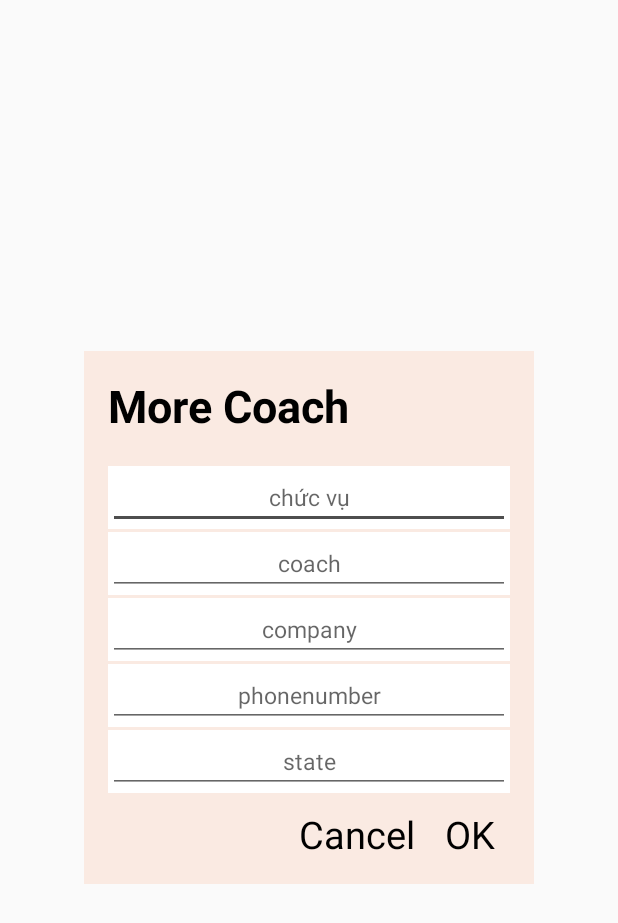
After one commit to Manh-Nq/Beginner-AttendenManager, an Android app: the layout dialog_more_coach.xml on its own in the app's theme, with its tools: preview values and no code run, on a phone screen of 412 x 824 dp. The commit adds this screen. Shown: the top 923 px of the screen. Run offline under Robolectric (Android 15) with nearby library versions, the phone set to English and light mode, and no system bars.

Commit message:
21/7: final

```diff
--- /dev/null
+++ b/app/src/main/java/com/techja/myapplication/callback/OnM005MoreCoachCallbackToView.java
@@ -0,0 +1,5 @@
+package com.techja.myapplication.callback;
+
+public interface OnM005MoreCoachCallbackToView extends OnCallBackToView {
+    void showProgressBar(boolean b);
+}
--- a/app/src/main/java/com/techja/myapplication/view/dialog/M005dialogEditTimeTable.java
+++ b/app/src/main/java/com/techja/myapplication/view/dialog/M005dialogEditTimeTable.java
@@ -56,7 +56,6 @@ public class M005dialogEditTimeTable extends BaseDialog<M005DialogEditTimeTableP
                 break;
             case R.id.tv_ok_edit_change_tb005:
                 saveToServer();
-
                 break;
 
         }
--- /dev/null
+++ b/app/src/main/java/com/techja/myapplication/view/event/OnM005MoreCoachCallBackToParent.java
@@ -0,0 +1,4 @@
+package com.techja.myapplication.view.event;
+
+public interface OnM005MoreCoachCallBackToParent extends OnActionCallBack {
+}
--- a/app/src/main/java/com/techja/myapplication/view/fragment/M007ListStudentFrg.java
+++ b/app/src/main/java/com/techja/myapplication/view/fragment/M007ListStudentFrg.java
@@ -95,7 +95,7 @@ public class M007ListStudentFrg extends BaseFragment<M007ListStudentPresenter, O
 
     @Override
     public void callPhoneForStudent(String phone) {
-        if (phone.equals("") || phone == null) return;
+        if (phone.isEmpty()|| phone == null) return;
         Intent intent = new Intent();
         intent.setAction(Intent.ACTION_CALL);
         intent.setData(Uri.parse("tel:" + phone));
--- /dev/null
+++ b/app/src/main/res/layout/dialog_more_coach.xml
@@ -0,0 +1,170 @@
+<?xml version="1.0" encoding="utf-8"?>
+<RelativeLayout xmlns:android="http://schemas.android.com/apk/res/android"
+    android:layout_width="match_parent"
+    android:layout_height="match_parent"
+    android:orientation="vertical">
+
+
+    <ProgressBar
+        android:id="@+id/progress_bar_morecoach"
+        android:layout_width="80dp"
+        android:layout_height="80dp"
+        android:layout_centerInParent="true"
+        android:backgroundTint="@color/colorblue"
+        android:visibility="gone" />
+
+    <LinearLayout
+        android:id="@+id/ln_frg_dialog_coach"
+        android:layout_width="300dp"
+        android:layout_height="wrap_content"
+        android:layout_centerInParent="true"
+        android:layout_gravity="center"
+        android:background="@color/colortvLogo1"
+        android:orientation="vertical"
+        android:padding="@dimen/d_16">
+
+        <TextView
+            android:layout_width="wrap_content"
+            android:layout_height="wrap_content"
+            android:text="More Coach"
+            android:textColor="@color/colorBlack"
+            android:textSize="@dimen/d_30"
+            android:textStyle="bold" />
+
+        <TableRow
+            android:layout_width="match_parent"
+            android:layout_height="wrap_content"
+            android:layout_marginTop="@dimen/d_20"
+            android:background="@color/colorWhite">
+
+
+            <EditText
+
+                android:id="@+id/edt_chucvu"
+                android:layout_width="match_parent"
+                android:layout_height="match_parent"
+                android:gravity="center"
+                android:hint="chức vụ"
+                android:textColor="@color/colorBlack"
+                android:textSize="@dimen/d_15">
+
+                <requestFocus />
+
+            </EditText>
+        </TableRow>
+
+        <View
+            android:layout_width="match_parent"
+            android:layout_height="2dp" />
+
+        <TableRow
+            android:layout_width="match_parent"
+            android:layout_height="wrap_content"
+            android:background="@color/colorWhite">
+
+            <EditText
+                android:id="@+id/edt_more_coach"
+                android:layout_width="match_parent"
+                android:layout_height="match_parent"
+                android:gravity="center"
+                android:hint="coach"
+                android:textColor="@color/colorBlack"
+                android:textSize="@dimen/d_15">
+
+            </EditText>
+        </TableRow>
+
+        <View
+            android:layout_width="match_parent"
+            android:layout_height="2dp" />
+
+        <TableRow
+            android:layout_width="match_parent"
+            android:layout_height="wrap_content"
+            android:background="@color/colorWhite">
+
+
+            <EditText
+                android:id="@+id/edt_company"
+                android:layout_width="match_parent"
+                android:layout_height="match_parent"
+                android:gravity="center"
+                android:hint="company"
+                android:textColor="@color/colorBlack"
+                android:textSize="@dimen/d_15">
+
+            </EditText>
+        </TableRow>
+
+        <View
+            android:layout_width="match_parent"
+            android:layout_height="2dp" />
+
+        <TableRow
+            android:layout_width="match_parent"
+            android:layout_height="wrap_content"
+            android:background="@color/colorWhite">
+
+            <EditText
+                android:id="@+id/edt_phonenumber"
+                android:layout_width="match_parent"
+                android:layout_height="match_parent"
+                android:gravity="center"
+                android:inputType="number"
+                android:hint="phonenumber"
+                android:textColor="@color/colorBlack"
+                android:textSize="@dimen/d_15">
+
+            </EditText>
+        </TableRow>
+
+        <View
+            android:layout_width="match_parent"
+            android:layout_height="2dp" />
+
+        <TableRow
+            android:layout_width="match_parent"
+            android:layout_height="wrap_content"
+            android:background="@color/colorWhite">
+
+            <EditText
+                android:id="@+id/edt_state"
+                android:layout_width="match_parent"
+                android:layout_height="match_parent"
+                android:gravity="center"
+                android:hint="state"
+                android:textColor="@color/colorBlack"
+                android:textSize="@dimen/d_15">
+
+
+            </EditText>
+        </TableRow>
+
+
+        <TableRow
+            android:layout_width="wrap_content"
+            android:layout_height="wrap_content"
+            android:layout_gravity="right"
+            android:layout_marginTop="@dimen/d_10">
+
+            <TextView
+                android:id="@+id/tv_cancel_more_coach_005"
+                android:layout_width="wrap_content"
+                android:layout_height="wrap_content"
+                android:text="Cancel"
+                android:textColor="@color/colorBlack"
+                android:textSize="@dimen/d_25" />
+
+            <TextView
+                android:id="@+id/tv_ok_more_coach_005"
+                android:layout_width="wrap_content"
+                android:layout_height="wrap_content"
+                android:layout_marginLeft="@dimen/d_20"
+                android:layout_marginRight="@dimen/d_10"
+                android:text="OK"
+                android:textColor="@color/colorBlack"
+                android:textSize="@dimen/d_25" />
+        </TableRow>
+
+    </LinearLayout>
+</RelativeLayout>
```
Also changed, not shown: app/src/main/java/com/techja/myapplication/model/CoachEntity.java (added, +53 -0 lines), app/src/main/java/com/techja/myapplication/presenter/M005MoreCoachPresenter.java (added, +34 -0 lines), app/src/main/java/com/techja/myapplication/utils/CommonUtils.java (+45 -0 lines), app/src/main/java/com/techja/myapplication/view/dialog/M005DialogMoreCoach.java (added, +120 -0 lines), app/src/main/java/com/techja/myapplication/view/fragment/M003MenuFrg.java (+17 -9 lines), app/src/main/java/com/techja/myapplication/view/fragment/M005TimeTableFrg.java (+30 -7 lines), app/src/main/res/layout/m005_timetable_class.xml (+20 -2 lines).
